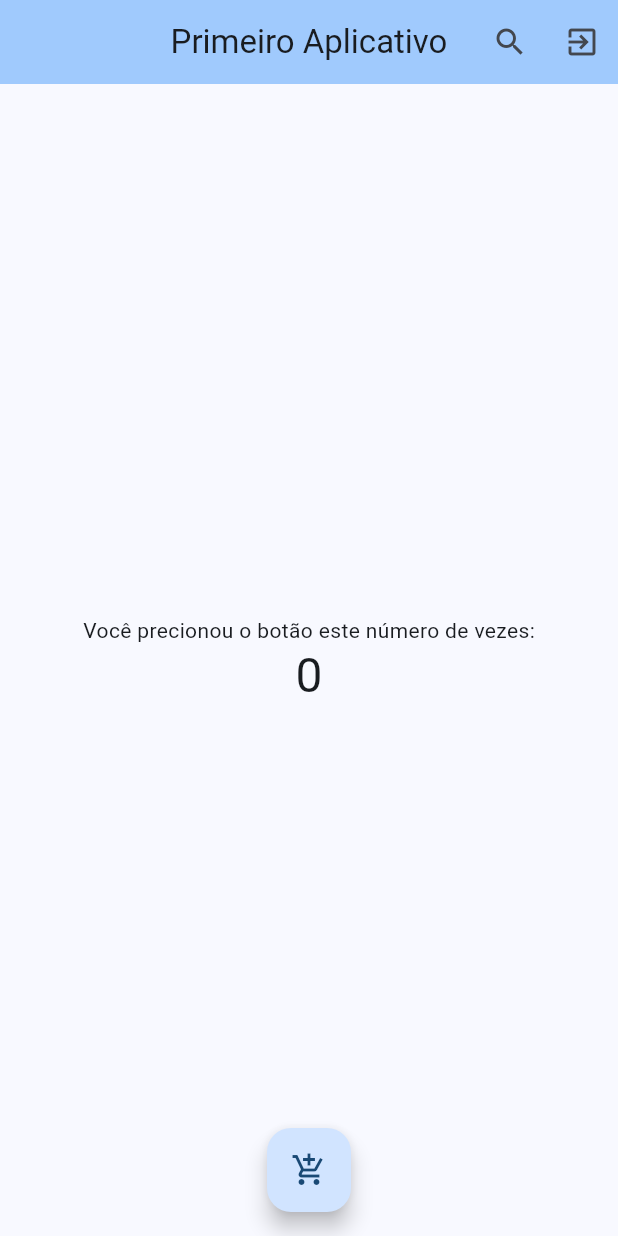
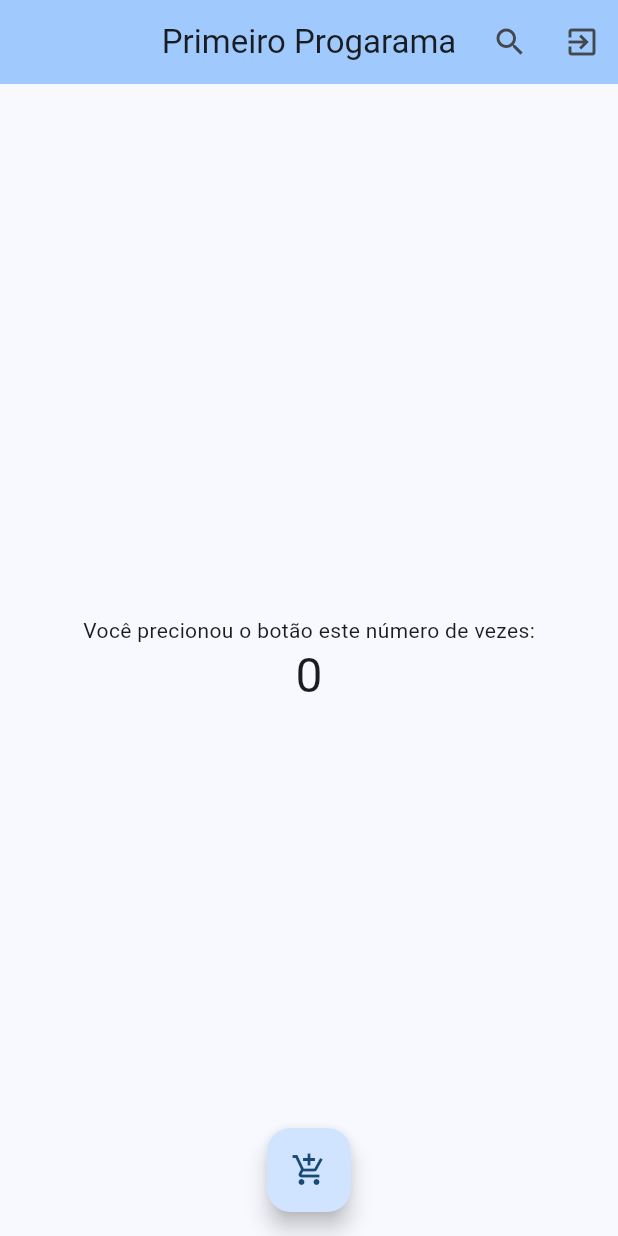
Before and after one commit to DanieleFlauzinaSantana/app-primeiro, a Flutter app: the screen it shows after launch, on a phone screen of 412 x 824 dp. Run offline on Flutter 3.47's test engine with Material 3 defaults, Android fonts, the phone set to English and light mode, and no system bars.

Commit message:
Update main.dart

```diff
--- a/lib/main.dart
+++ b/lib/main.dart
@@ -16,7 +16,7 @@ class MeuAplicativo extends StatelessWidget {
         colorScheme: ColorScheme.fromSeed(seedColor: Colors.blue),
         useMaterial3: true,
       ),
-      home: const PrimeiraPagina(titulo: 'Primeiro Aplicativo'),
+      home: const PrimeiraPagina(titulo: 'Primeiro Progarama'),
     );
   }
 }
```
